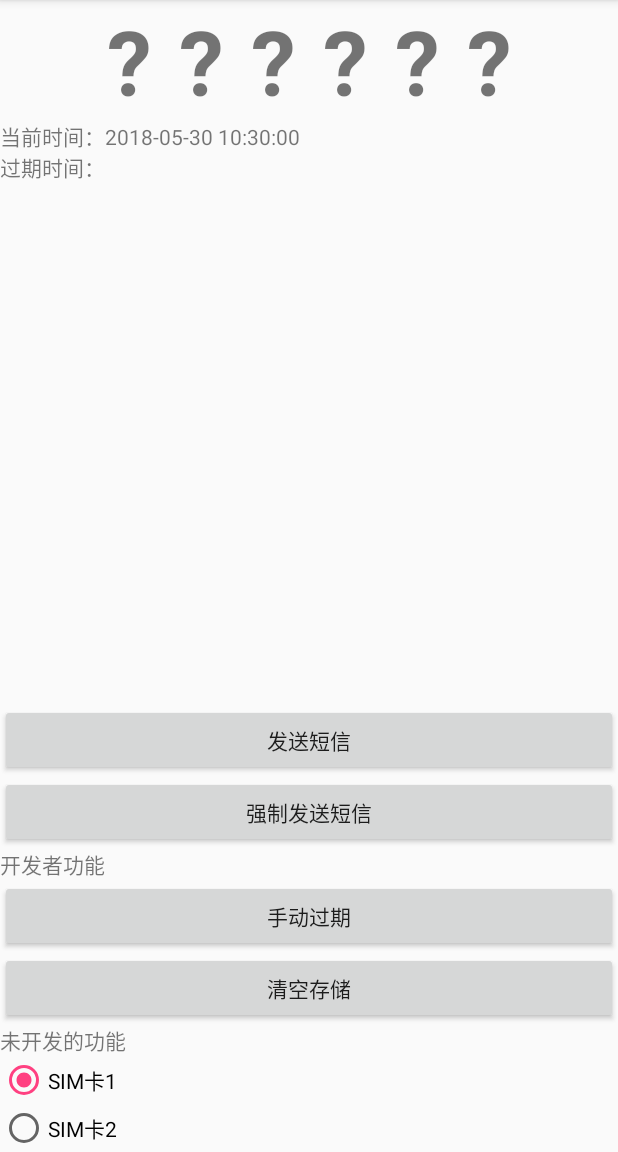
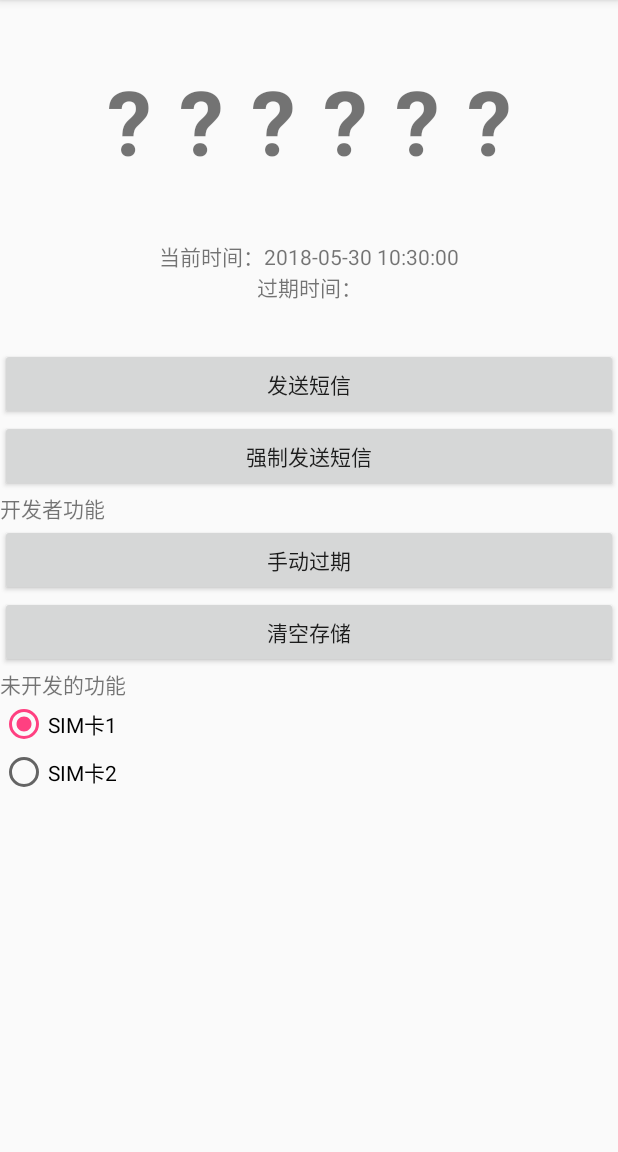
Before and after one commit to WalterBrightHub/SingleNet, an Android app: the screen it shows after launch (MainActivity), on a phone screen of 412 x 824 dp, the part 84-1236 px from its top. Run offline under Robolectric (Android 15) with nearby library versions, the phone set to English and light mode, and no system bars.

Commit message:
finish dev v2.1

```diff
--- a/app/build.gradle
+++ b/app/build.gradle
@@ -7,7 +7,7 @@ android {
         minSdkVersion 22
         targetSdkVersion 27
         versionCode 1
-        versionName "2.0"
+        versionName "2.1"
         testInstrumentationRunner "android.support.test.runner.AndroidJUnitRunner"
     }
     buildTypes {
--- a/app/src/main/AndroidManifest.xml
+++ b/app/src/main/AndroidManifest.xml
@@ -7,7 +7,7 @@
 
     <application
         android:allowBackup="true"
-        android:icon="@drawable/singlenet"
+        android:icon="@drawable/single"
         android:label="@string/app_name"
         android:roundIcon="@mipmap/ic_launcher_round"
         android:supportsRtl="true"
--- a/app/src/main/java/com/example/ssmbu/singlenet/MainActivity.java
+++ b/app/src/main/java/com/example/ssmbu/singlenet/MainActivity.java
@@ -49,6 +49,8 @@ public class MainActivity extends AppCompatActivity {
     private static final String SINGLENETMSG="mm";
     private String saved_pswd,saved_vld;
     private static final String TAG = "MainActivity";
+    //闪讯短信中的格式
+    private static final SimpleDateFormat ft=new SimpleDateFormat("yyyy-MM-dd HH:mm:ss");
 
 
     @Override
@@ -106,7 +108,7 @@ public class MainActivity extends AppCompatActivity {
                 else{
                     Date vld,now;
                     now=new Date();
-                    SimpleDateFormat ft=new SimpleDateFormat("yyyy-MM-dd HH:mm:ss");
+
                     try{
                         vld=ft.parse(saved_vld);
                         if(now.before(vld)){
@@ -217,8 +219,8 @@ public class MainActivity extends AppCompatActivity {
     //更新密码和到期时间。在保存信息和活动启动时调用。
     private void update_pswd_vld(){
         txt_pswd.setText(saved_pswd);
-        SimpleDateFormat format=new SimpleDateFormat("yyyy-MM-dd HH:mm:ss");
-        String msg="当前时间："+format.format(new Date())+"\n过期时间："+saved_vld;
+        //SimpleDateFormat format=new SimpleDateFormat("yyyy-MM-dd HH:mm:ss");
+        String msg="当前时间："+ft.format(new Date())+"\n过期时间："+saved_vld;
         txt_vld.setText(msg);
     }
     //从本地读取密码与过期时间
--- a/app/src/main/res/layout/activity_main.xml
+++ b/app/src/main/res/layout/activity_main.xml
@@ -11,6 +11,8 @@
         android:layout_height="wrap_content"
         android:layout_weight="0"
         android:letterSpacing="0.3"
+        android:paddingBottom="40dp"
+        android:paddingTop="40dp"
         android:text="\??????"
         android:textAlignment="center"
         android:textSize="60sp"
@@ -20,8 +22,10 @@
         android:id="@+id/txt_vld"
         android:layout_width="match_parent"
         android:layout_height="wrap_content"
-        android:layout_weight="1"
-        android:text="似乎并没有数据。请点击“发送短信”以获取密码。" />
+        android:layout_weight="0"
+        android:paddingBottom="30dp"
+        android:text="似乎并没有数据。请点击“发送短信”以获取密码。"
+        android:textAlignment="center" />
 
     <Button
         android:id="@+id/btn_sendMM"
--- a/app/src/main/res/xml/new_app_widget_info.xml
+++ b/app/src/main/res/xml/new_app_widget_info.xml
@@ -6,5 +6,5 @@
     android:minWidth="40dp"
     android:previewImage="@drawable/example_appwidget_preview"
     android:resizeMode="horizontal|vertical"
-    android:updatePeriodMillis="86400000"
+    android:updatePeriodMillis="3600000"
     android:widgetCategory="home_screen"></appwidget-provider>
```
Also changed, not shown: app/src/main/java/com/example/ssmbu/singlenet/NewAppWidget.java (+45 -3 lines), app/src/main/res/drawable/single.png (added), app/src/main/res/drawable/singlenet.png (deleted), 2 other files.
